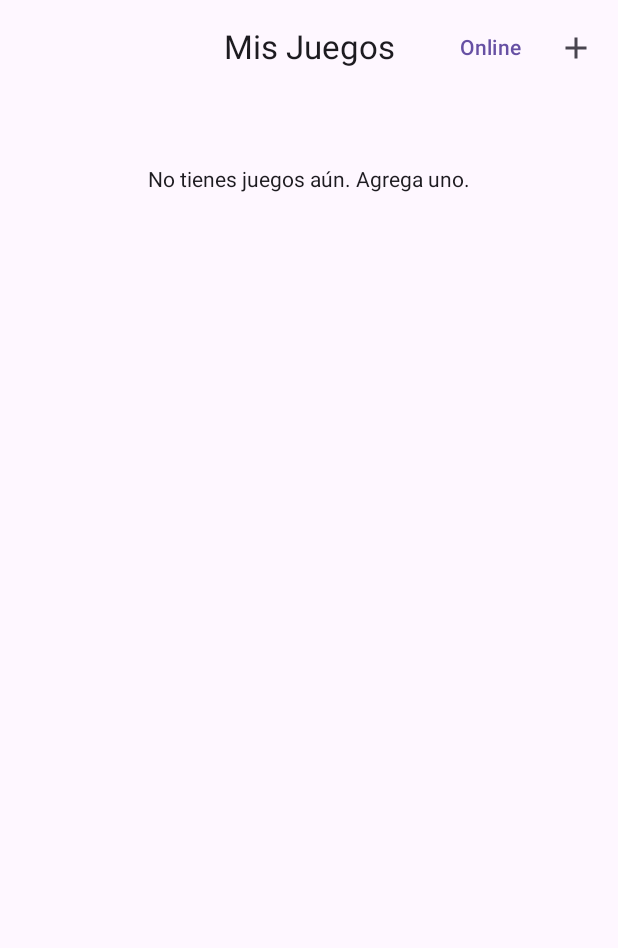
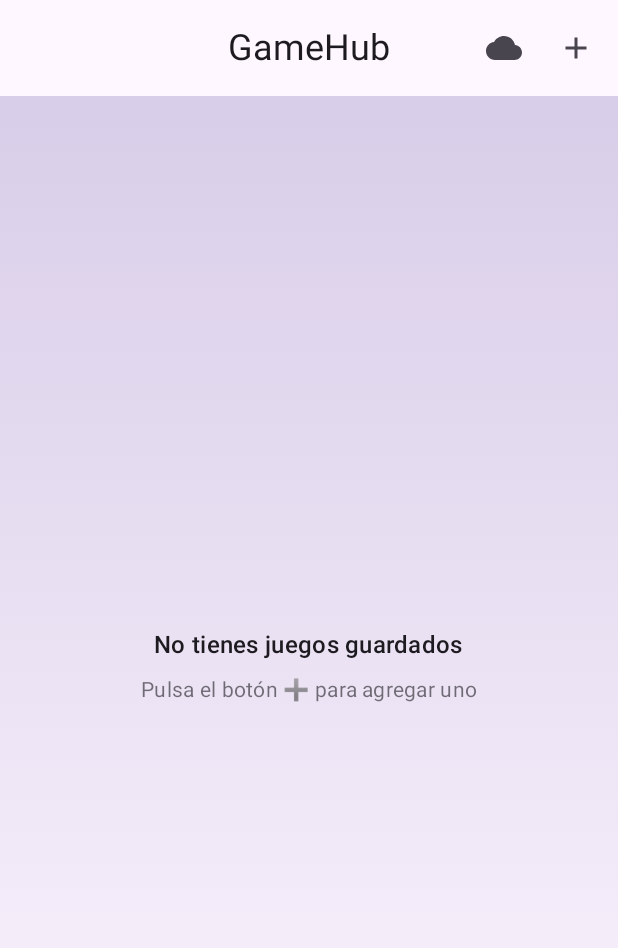
Before and after one commit to psmaicol/gamehub, an Android app built with Jetpack Compose: the HomeScreen screen opened through its navigation route, on a phone screen of 412 x 824 dp. Shown: the top 948 px of the screen. Run offline under Robolectric (Android 15) with nearby library versions, the phone set to English and light mode, and no system bars; our stand-ins replace Room's generated code; pictures from the network do not load.

Commit message:
se mejora el login,home y detail

```diff
--- a/app/build.gradle.kts
+++ b/app/build.gradle.kts
@@ -68,4 +68,6 @@ dependencies {
     implementation("io.coil-kt:coil-compose:2.4.0")
     implementation("androidx.compose.material3:material3:1.2.0")
     implementation("androidx.compose.material3:material3-window-size-class:1.2.0")
+    implementation("androidx.compose.material:material-icons-extended:1.6.1")
+
 }
--- a/app/src/main/java/com/example/gamehub/repository/GameDao.kt
+++ b/app/src/main/java/com/example/gamehub/repository/GameDao.kt
@@ -4,6 +4,7 @@ package com.example.gamehub.repository
 import androidx.room.Dao
 import androidx.room.Insert
 import androidx.room.Query
+import androidx.room.Update
 import com.example.gamehub.model.GameItem
 
 @Dao
@@ -13,4 +14,6 @@ interface GameDao {
 
     @Insert
     suspend fun insert(game: GameItem)
+
+
 }
--- a/app/src/main/java/com/example/gamehub/ui/theme/HomeScreen.kt
+++ b/app/src/main/java/com/example/gamehub/ui/theme/HomeScreen.kt
@@ -1,36 +1,50 @@
 package com.example.gamehub.ui
 
+
 import androidx.compose.foundation.Image
+import androidx.compose.foundation.background
 import androidx.compose.foundation.clickable
 import androidx.compose.foundation.layout.*
 import androidx.compose.foundation.lazy.LazyColumn
 import androidx.compose.foundation.lazy.items
+import androidx.compose.foundation.shape.RoundedCornerShape
 import androidx.compose.material.icons.Icons
 import androidx.compose.material.icons.filled.Add
+import androidx.compose.material.icons.filled.Cloud
 import androidx.compose.material3.*
 import androidx.compose.runtime.Composable
 import androidx.compose.runtime.collectAsState
 import androidx.compose.runtime.getValue
 import androidx.compose.ui.Alignment
 import androidx.compose.ui.Modifier
+import androidx.compose.ui.draw.clip
+import androidx.compose.ui.graphics.Brush
+import androidx.compose.ui.graphics.Color
 import androidx.compose.ui.layout.ContentScale
 import androidx.compose.ui.unit.dp
 import androidx.navigation.NavController
 import coil.compose.rememberAsyncImagePainter
 import com.example.gamehub.viewmodel.AppViewModel
 
-@OptIn(ExperimentalMaterial3Api::class) // <-- Esto soluciona el warning
+@OptIn(ExperimentalMaterial3Api::class)
 @Composable
 fun HomeScreen(navController: NavController, viewModel: AppViewModel) {
     val state by viewModel.uiState.collectAsState()
 
+    val gradient = Brush.verticalGradient(
+        listOf(
+            MaterialTheme.colorScheme.primary.copy(alpha = 0.25f),
+            MaterialTheme.colorScheme.background
+        )
+    )
+
     Scaffold(
         topBar = {
             CenterAlignedTopAppBar(
-                title = { Text("Mis Juegos") },
+                title = { Text("GameHub", style = MaterialTheme.typography.headlineSmall) },
                 actions = {
-                    TextButton(onClick = { navController.navigate("remote") }) {
-                        Text("Online")
+                    IconButton(onClick = { navController.navigate("remote") }) {
+                        Icon(Icons.Default.Cloud, contentDescription = "Online")
                     }
                     IconButton(onClick = { navController.navigate("add") }) {
                         Icon(Icons.Default.Add, contentDescription = "Agregar juego")
@@ -39,44 +53,77 @@ fun HomeScreen(navController: NavController, viewModel: AppViewModel) {
             )
         }
     ) { padding ->
-        Column(modifier = Modifier.padding(padding)) {
+
+        Column(
+            modifier = Modifier
+                .padding(padding)
+                .fillMaxSize()
+                .background(gradient)
+                .padding(12.dp)
+        ) {
+
             if (state.games.isEmpty()) {
+                // Pantalla vacía más bonita
                 Column(
-                    modifier = Modifier
-                        .fillMaxWidth()
-                        .padding(top = 48.dp),
+                    modifier = Modifier.fillMaxSize(),
+                    verticalArrangement = Arrangement.Center,
                     horizontalAlignment = Alignment.CenterHorizontally
                 ) {
-                    Text("No tienes juegos aún. Agrega uno.")
+                    Text(
+                        "No tienes juegos guardados",
+                        style = MaterialTheme.typography.titleMedium
+                    )
+                    Spacer(modifier = Modifier.height(8.dp))
+                    Text(
+                        "Pulsa el botón ➕ para agregar uno",
+                        style = MaterialTheme.typography.bodyMedium,
+                        color = MaterialTheme.colorScheme.onBackground.copy(alpha = 0.6f)
+                    )
                 }
             } else {
-                LazyColumn(modifier = Modifier.fillMaxSize()) {
+
+                LazyColumn(verticalArrangement = Arrangement.spacedBy(12.dp)) {
+
                     items(state.games) { game ->
-                        Card(
+
+                        ElevatedCard(
                             modifier = Modifier
                                 .fillMaxWidth()
-                                .padding(8.dp)
-                                .clickable { navController.navigate("detail/${game.id}") }
+                                .clickable {
+                                    navController.navigate("detail/${game.id}")
+                                },
+                            shape = RoundedCornerShape(16.dp)
                         ) {
                             Row(
-                                modifier = Modifier.padding(16.dp),
+                                modifier = Modifier
+                                    .padding(16.dp)
+                                    .fillMaxWidth(),
                                 verticalAlignment = Alignment.CenterVertically
                             ) {
+
                                 game.imageUri?.let { uri ->
                                     Image(
                                         painter = rememberAsyncImagePainter(uri),
                                         contentDescription = null,
-                                        modifier = Modifier.size(64.dp),
+                                        modifier = Modifier
+                                            .size(75.dp)
+                                            .clip(RoundedCornerShape(12.dp)),
                                         contentScale = ContentScale.Crop
                                     )
-                                    Spacer(modifier = Modifier.width(12.dp))
+
+                                    Spacer(modifier = Modifier.width(16.dp))
                                 }
-                                Column {
-                                    Text(game.name, style = MaterialTheme.typography.titleMedium)
+
+                                Column(modifier = Modifier.weight(1f)) {
+                                    Text(
+                                        game.name,
+                                        style = MaterialTheme.typography.titleLarge
+                                    )
                                     Text(
                                         game.description,
                                         maxLines = 2,
-                                        style = MaterialTheme.typography.bodyMedium
+                                        style = MaterialTheme.typography.bodyMedium,
+                                        color = MaterialTheme.colorScheme.onSurfaceVariant
                                     )
                                 }
                             }
--- a/app/src/main/java/com/example/gamehub/ui/theme/LoginScreen.kt
+++ b/app/src/main/java/com/example/gamehub/ui/theme/LoginScreen.kt
@@ -1,38 +1,108 @@
 package com.example.gamehub.ui.theme
 
+
+import androidx.compose.foundation.background
 import androidx.compose.foundation.layout.*
+import androidx.compose.foundation.shape.RoundedCornerShape
 import androidx.compose.material3.*
 import androidx.compose.runtime.*
 import androidx.compose.ui.Alignment
 import androidx.compose.ui.Modifier
+import androidx.compose.ui.graphics.Brush
+import androidx.compose.ui.graphics.Color
 import androidx.compose.ui.text.input.PasswordVisualTransformation
 import androidx.compose.ui.unit.dp
 import androidx.navigation.NavController
 import com.example.gamehub.viewmodel.AppViewModel
-import androidx.compose.runtime.*
 import androidx.compose.runtime.saveable.rememberSaveable
 
-
+@OptIn(ExperimentalMaterial3Api::class)
 @Composable
 fun LoginScreen(navController: NavController, viewModel: AppViewModel) {
+
     var email by rememberSaveable { mutableStateOf("") }
     var password by rememberSaveable { mutableStateOf("") }
     var error by remember { mutableStateOf<String?>(null) }
-    Column(modifier = Modifier.fillMaxSize().padding(16.dp),
-        verticalArrangement = Arrangement.Center,
-        horizontalAlignment = Alignment.CenterHorizontally
+
+    // Fondo con gradiente
+    val gradient = Brush.verticalGradient(
+        colors = listOf(
+            MaterialTheme.colorScheme.primary.copy(alpha = 0.35f),
+            MaterialTheme.colorScheme.background
+        )
+    )
+
+    Box(
+        modifier = Modifier
+            .fillMaxSize()
+            .background(gradient),
+        contentAlignment = Alignment.Center
     ) {
-        Text("VideoGameApp", style = MaterialTheme.typography.headlineMedium)
-        Spacer(modifier = Modifier.height(24.dp))
-        OutlinedTextField(value = email, onValueChange = { email = it }, label = { Text("Email") })
-        Spacer(modifier = Modifier.height(8.dp))
-        OutlinedTextField(value = password, onValueChange = { password = it }, label = { Text("Contraseña") }, visualTransformation = PasswordVisualTransformation())
-        Spacer(modifier = Modifier.height(16.dp))
-        Button(onClick = {
-            viewModel.login(email, password, onSuccess = {
-                navController.navigate("home") { popUpTo("login") { inclusive = true } }
-            }, onError = { error = it })
-        }) { Text("Iniciar sesión") }
-        error?.let { Text(text = it, color = MaterialTheme.colorScheme.error) }
+
+        ElevatedCard(
+            shape = RoundedCornerShape(20.dp),
+            modifier = Modifier
+                .fillMaxWidth(0.9f)
+                .padding(16.dp)
+        ) {
+
+            Column(
+                modifier = Modifier.padding(24.dp),
+                horizontalAlignment = Alignment.CenterHorizontally
+            ) {
+
+                Text(
+                    "GameHub",
+                    style = MaterialTheme.typography.headlineMedium,
+                )
+
+                Spacer(modifier = Modifier.height(24.dp))
+
+                OutlinedTextField(
+                    value = email,
+                    onValueChange = { email = it },
+                    label = { Text("Email") },
+                    singleLine = true,
+                    modifier = Modifier.fillMaxWidth()
+                )
+
+                Spacer(modifier = Modifier.height(12.dp))
+
+                OutlinedTextField(
+                    value = password,
+                    onValueChange = { password = it },
+                    label = { Text("Contraseña") },
+                    singleLine = true,
+                    visualTransformation = PasswordVisualTransformation(),
+                    modifier = Modifier.fillMaxWidth()
+                )
+
+                Spacer(modifier = Modifier.height(20.dp))
+
+                Button(
+                    onClick = {
+                        viewModel.login(
+                            email,
+                            password,
+                            onSuccess = {
+                                navController.navigate("home") {
+                                    popUpTo("login") { inclusive = true }
+                                }
+                            },
+                            onError = { error = it }
+                        )
+                    },
+                    modifier = Modifier.fillMaxWidth(),
+                    shape = RoundedCornerShape(12.dp)
+                ) {
+                    Text("Iniciar sesión")
+                }
+
+                error?.let {
+                    Spacer(modifier = Modifier.height(10.dp))
+                    Text(it, color = MaterialTheme.colorScheme.error)
+                }
+            }
+        }
     }
 }
```
Also changed, not shown: app/src/main/java/com/example/gamehub/ui/theme/DetailScreen.kt (+78 -16 lines).
